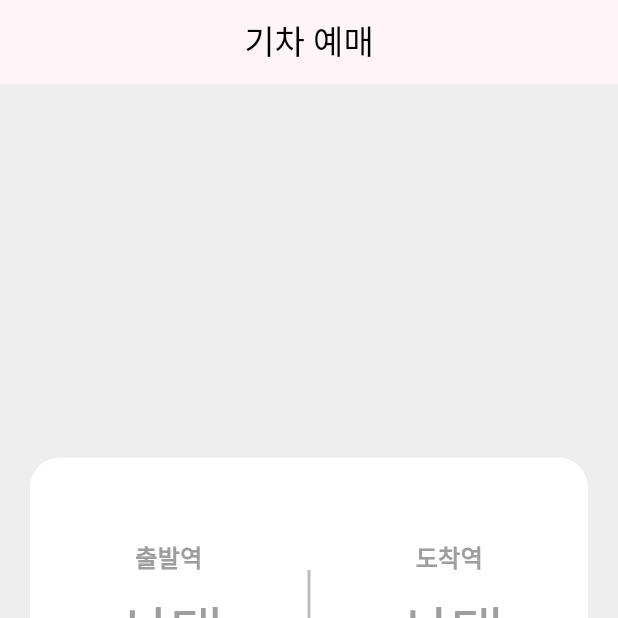
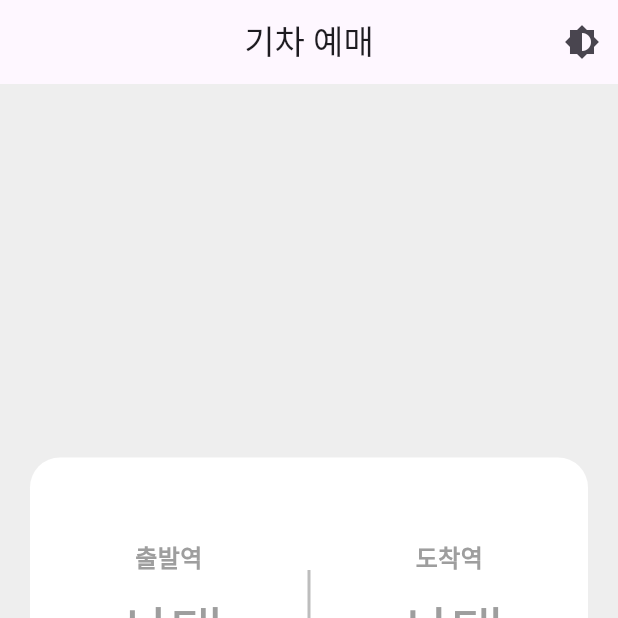
Before and after one commit to kk20192073/flutter_train_app, a Flutter app: the screen it shows after launch, on a phone screen of 412 x 824 dp, the top half of it. Run offline on Flutter 3.47's test engine with Material 3 defaults, Android fonts, the phone set to English and light mode, and no system bars.

Commit message:
다크모드 수정 완료

```diff
--- a/lib/HomePage.dart
+++ b/lib/HomePage.dart
@@ -3,7 +3,9 @@ import 'StationListPage.dart';
 import 'SeatPage.dart';
 
 class HomePage extends StatefulWidget {
-  const HomePage({super.key});
+  final VoidCallback onToggleTheme;
+
+  const HomePage({super.key, required this.onToggleTheme});
 
   @override
   State<HomePage> createState() => _HomePageState();
@@ -56,38 +58,46 @@ class _HomePageState extends State<HomePage> {
 
   @override
   Widget build(BuildContext context) {
+    final isLight = Theme.of(context).brightness == Brightness.light;
     return Scaffold(
-      backgroundColor: Colors.grey[200],
       appBar: AppBar(
         title: const Text("기차 예매"),
         centerTitle: true,
         elevation: 0,
-        backgroundColor: const Color(0xffffff4f8),
-        foregroundColor: Colors.black,
+        actions: [
+          IconButton(
+            icon: const Icon(Icons.brightness_6),
+            onPressed: widget.onToggleTheme,
           ),
-      body: Padding(
+        ],
+      ),
+      body: Container(
+        color: isLight
+            ? Colors.grey[200]
+            : Theme.of(context).scaffoldBackgroundColor,
         padding: const EdgeInsets.all(20),
+        child: Center(
           child: Column(
-          mainAxisAlignment: MainAxisAlignment.center,
+            mainAxisSize: MainAxisSize.min,
             children: [
               Container(
                 height: 200,
                 decoration: BoxDecoration(
-                color: Colors.white,
+                  color: isLight ? Colors.white : Colors.grey[850],
                   borderRadius: BorderRadius.circular(20),
                 ),
                 child: Row(
                   mainAxisAlignment: MainAxisAlignment.spaceEvenly,
                   children: [
                     _buildStationColumn(
-                      "출발역", departure, () => _selectStation(true)),
+                        "출발역", departure, () => _selectStation(true), isLight),
                     Container(
                       width: 2,
                       height: 50,
-                    color: Colors.grey[400],
+                      color: isLight ? Colors.grey[400] : Colors.grey[700],
                     ),
                     _buildStationColumn(
-                      "도착역", arrival, () => _selectStation(false)),
+                        "도착역", arrival, () => _selectStation(false), isLight),
                   ],
                 ),
               ),
@@ -116,10 +126,12 @@ class _HomePageState extends State<HomePage> {
             ],
           ),
         ),
+      ),
     );
   }
 
-  Widget _buildStationColumn(String label, String? value, VoidCallback onTap) {
+  Widget _buildStationColumn(
+      String label, String? value, VoidCallback onTap, bool isLight) {
     final isSelected = value != null && value.isNotEmpty;
 
     return GestureDetector(
@@ -129,10 +141,10 @@ class _HomePageState extends State<HomePage> {
         children: [
           Text(
             label,
-            style: const TextStyle(
+            style: TextStyle(
               fontSize: 16,
               fontWeight: FontWeight.bold,
-              color: Colors.grey,
+              color: isLight ? Colors.grey : Colors.grey[400],
             ),
           ),
           const SizedBox(height: 10),
@@ -140,7 +152,9 @@ class _HomePageState extends State<HomePage> {
             value ?? '선택',
             style: TextStyle(
               fontSize: 40,
-              color: isSelected ? Colors.black : Colors.grey,
+              color: isSelected
+                  ? (isLight ? Colors.black : Colors.white)
+                  : (isLight ? Colors.grey : Colors.grey[400]),
               fontWeight: isSelected ? FontWeight.bold : FontWeight.normal,
             ),
           ),
--- a/lib/SeatPage.dart
+++ b/lib/SeatPage.dart
@@ -21,13 +21,13 @@ class _SeatPageState extends State<SeatPage> {
   @override
   Widget build(BuildContext context) {
     return Scaffold(
-      backgroundColor: const Color(0xFFFFF4F8),
+      // backgroundColor: const Color(0xFFFFF4F8), // Use theme color
       appBar: AppBar(
         title: const Text('좌석 선택'),
-        backgroundColor: const Color(0xFFFFF4F8),
+        // backgroundColor: const Color(0xFFFFF4F8), // Use theme color
         centerTitle: true,
         elevation: 0,
-        foregroundColor: Colors.black,
+        // foregroundColor: Colors.black, // Use theme color
         leading: IconButton(
           icon: const Icon(Icons.arrow_back),
           onPressed: () => Navigator.pop(context),
--- a/lib/main.dart
+++ b/lib/main.dart
@@ -1,17 +1,42 @@
 import 'package:flutter/material.dart';
-import 'HomePage.dart'; // 경로가 맞는지 확인 (상대경로/절대경로 주의)
+import 'HomePage.dart';
 
 void main() {
   runApp(const MyApp());
 }
 
-class MyApp extends StatelessWidget {
+class MyApp extends StatefulWidget {
   const MyApp({super.key});
 
   @override
+  State<MyApp> createState() => _MyAppState();
+}
+
+class _MyAppState extends State<MyApp> {
+  ThemeMode _themeMode = ThemeMode.system;
+
+  void _toggleTheme() {
+    setState(() {
+      _themeMode =
+          _themeMode == ThemeMode.light ? ThemeMode.dark : ThemeMode.light;
+    });
+  }
+
+  @override
   Widget build(BuildContext context) {
-    return const MaterialApp(
-      home: HomePage(), // HomePage 클래스 호출
+    return MaterialApp(
+      home: HomePage(onToggleTheme: _toggleTheme),
+      theme: ThemeData(
+        brightness: Brightness.light,
+        primarySwatch: Colors.blue,
+        scaffoldBackgroundColor: Colors.white,
+      ),
+      darkTheme: ThemeData(
+        brightness: Brightness.dark,
+        primarySwatch: Colors.deepPurple,
+        scaffoldBackgroundColor: Colors.black,
+      ),
+      themeMode: _themeMode,
     );
   }
 }
```
Lines whose indentation alone changed are shown as unchanged.
